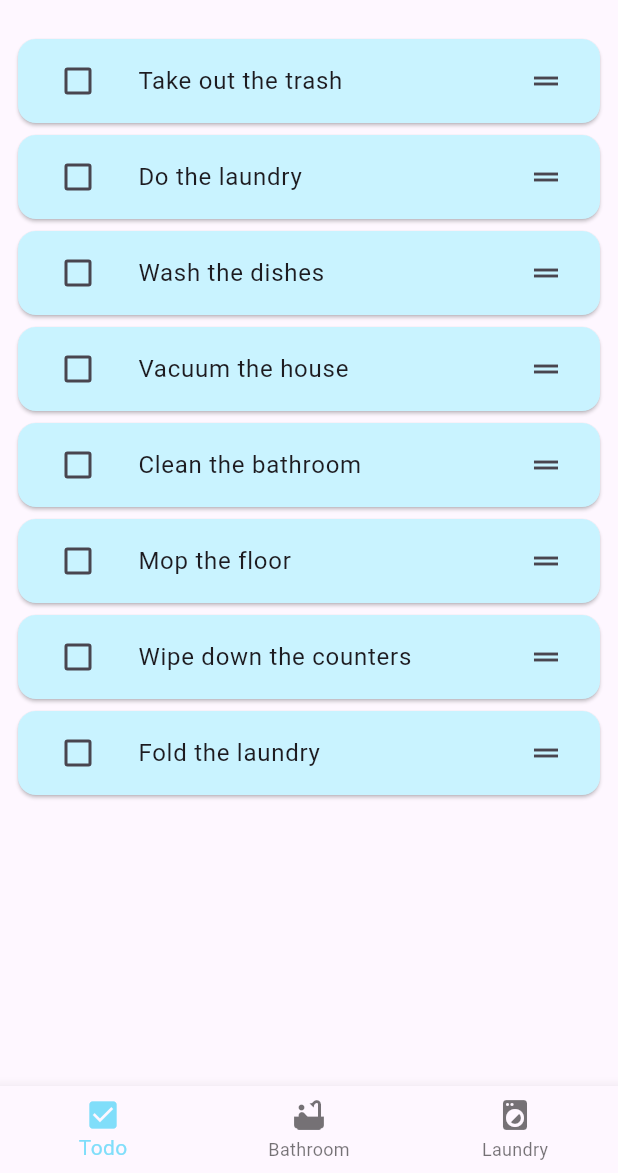
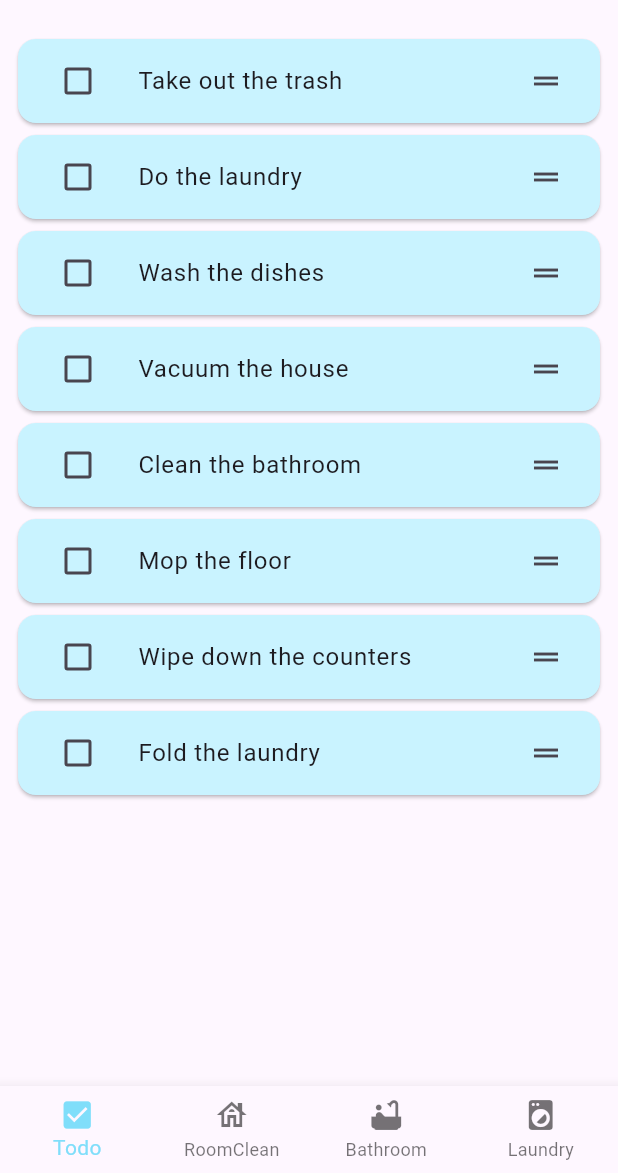
Before and after one commit to katsualonso14/PandaFlutter, a Flutter app: the screen it shows once a user with an empty profile is signed in, after a tap on "Start!", on a phone screen of 412 x 824 dp, the part 63-1236 px from its top. Run offline on Flutter 3.47's test engine with Material 3 defaults, Android fonts, the phone set to English and light mode, and no system bars; our stand-ins replace cloud_firestore, firebase_auth, firebase_core, flutter_hooks, google_mobile_ads, shared_preferences; accounts and stored records are empty; network calls fail.

Commit message:
develop room task page

```diff
--- /dev/null
+++ b/lib/pages/room_clean_page.dart
@@ -0,0 +1,85 @@
+import 'package:flutter/material.dart';
+import 'package:flutter_hooks/flutter_hooks.dart';
+import 'package:test_flutter/parts/my_app_bar.dart';
+
+class RoomCleanPage extends HookWidget {
+  const RoomCleanPage({Key? key}) : super(key: key);
+  @override
+
+  @override
+  Widget build(BuildContext context) {
+    var _groupValue = useState(0);
+    var _groupValue2 = useState(0);
+    var _groupValue3 = useState(0);
+    var _groupValue4 = useState(0);
+
+    return Scaffold(
+        appBar: const MyAppBar(pageNumber: 1),
+        body: Column(
+          children: [
+            for (int i = 0; i < 4; i++)
+              Padding(
+                padding: const EdgeInsets.all(8.0),
+                child: Center(
+                  child: Container(
+                    width: MediaQuery.of(context).size.width * 0.8,
+                    height: MediaQuery.of(context).size.height * 0.15,
+                    decoration: BoxDecoration(
+                      borderRadius: BorderRadius.circular(40.0),
+                      boxShadow: [
+                        BoxShadow(
+                          color: Colors.grey.withOpacity(0.1),
+                          spreadRadius: 5,
+                          blurRadius: 7,
+                          offset: const Offset(0, 3),
+                        ),
+                      ],
+                      color: Colors.white,
+                    ),
+                    child: Column(
+                      children: [
+                        Text(
+                            i == 0 ? 'Make the Bed' : i == 1 ? 'Clean the Desk' :
+                            i == 2 ? 'Clean the Floor' : 'Throw away a can',
+                            style: const TextStyle(fontSize: 20)
+                        ),
+                        Row(
+                          mainAxisAlignment: MainAxisAlignment.center,
+                          children: <Widget> [
+                            for(int y = 0; y < 3; y++)
+                              Padding(
+                                padding: const EdgeInsets.all(20.0),
+                                child: Column(
+                                  children: [
+                                    Text(y == 0 ? 'No Action' : y == 1 ? 'Good' : 'Perfect'),
+                                    Radio(
+                                        value: y,
+                                        groupValue: i == 0 ? _groupValue.value : i == 1 ?
+                                        _groupValue2.value : i == 2 ? _groupValue3.value : _groupValue4.value,
+                                        onChanged: (int? value) {
+                                          if(value != null) {
+                                            if(i == 0) {
+                                              _groupValue.value = value;
+                                            } else if(i == 1) {
+                                              _groupValue2.value = value;
+                                            } else if(i == 2) {
+                                              _groupValue3.value = value;
+                                            } else {
+                                              _groupValue4.value = value;
+                                            }
+                                          }
+                                        }),
+                                  ],
+                                ),
+                              ),
+                          ],
+                        ),
+                      ],
+                    ),
+                  ),
+                ),
+              ),
+          ],
+        ));
+  }
+}
--- a/lib/utils/navigation.dart
+++ b/lib/utils/navigation.dart
@@ -1,6 +1,7 @@
 import 'package:flutter/material.dart';
 import 'package:shared_preferences/shared_preferences.dart';
 import 'package:test_flutter/pages/laundry_post_page.dart';
+import 'package:test_flutter/pages/room_clean_page.dart';
 import 'package:test_flutter/parts/my_ad_banner.dart';
 import 'package:test_flutter/pages/post_page.dart';
 import 'package:test_flutter/pages/todo_page.dart';
@@ -49,6 +50,7 @@ class _NavigationState extends State<Navigation> {
         index: _currentIndex,
         children: const [
           TodoPage(),
+          RoomCleanPage(),
           PostPage(),
           LaundryPostPage(),
         ],
@@ -77,11 +79,16 @@ class _NavigationState extends State<Navigation> {
         children: [
           const MyAdBanner(),
           BottomNavigationBar(
-            selectedItemColor:  const Color.fromRGBO(128, 222, 250, 1),
-            items:  const [
+            selectedItemColor: const Color.fromRGBO(128, 222, 250, 1),
+            type: BottomNavigationBarType.fixed,
+            items: const [
               BottomNavigationBarItem(
                 icon: Icon(Icons.check_box),
                 label: 'Todo',
+              ),
+              BottomNavigationBarItem(
+                  icon: Icon(Icons.house_outlined),
+                  label: 'RoomClean'
               ),
               BottomNavigationBarItem(
                 icon: Icon(Icons.bathtub),
```
